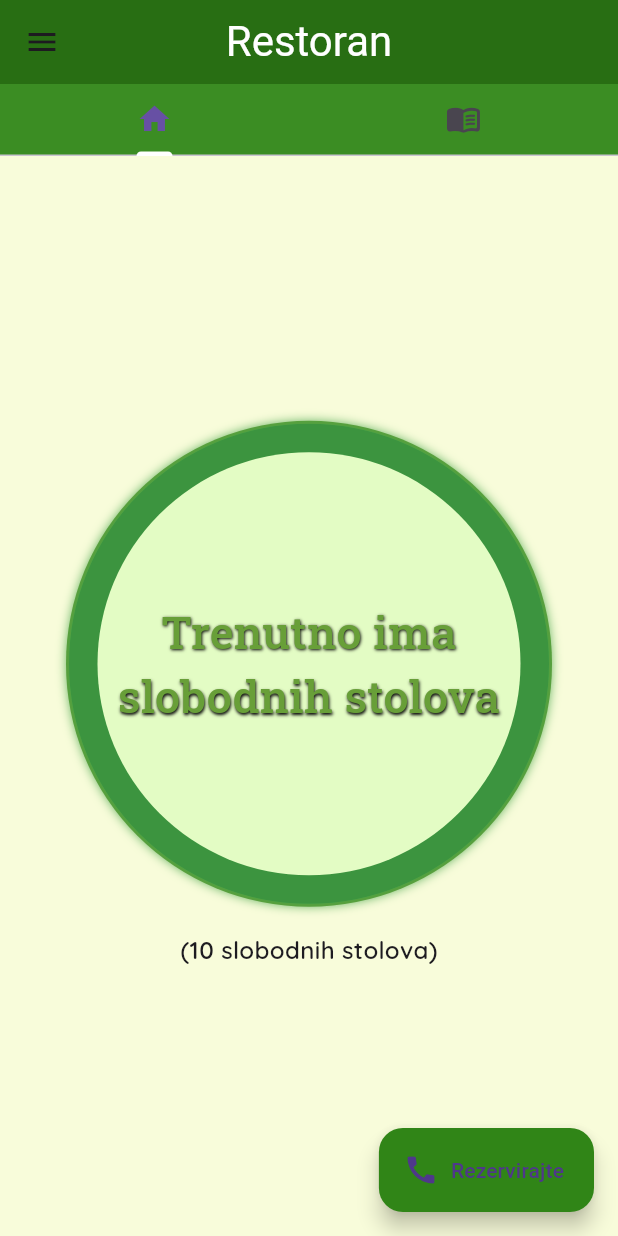
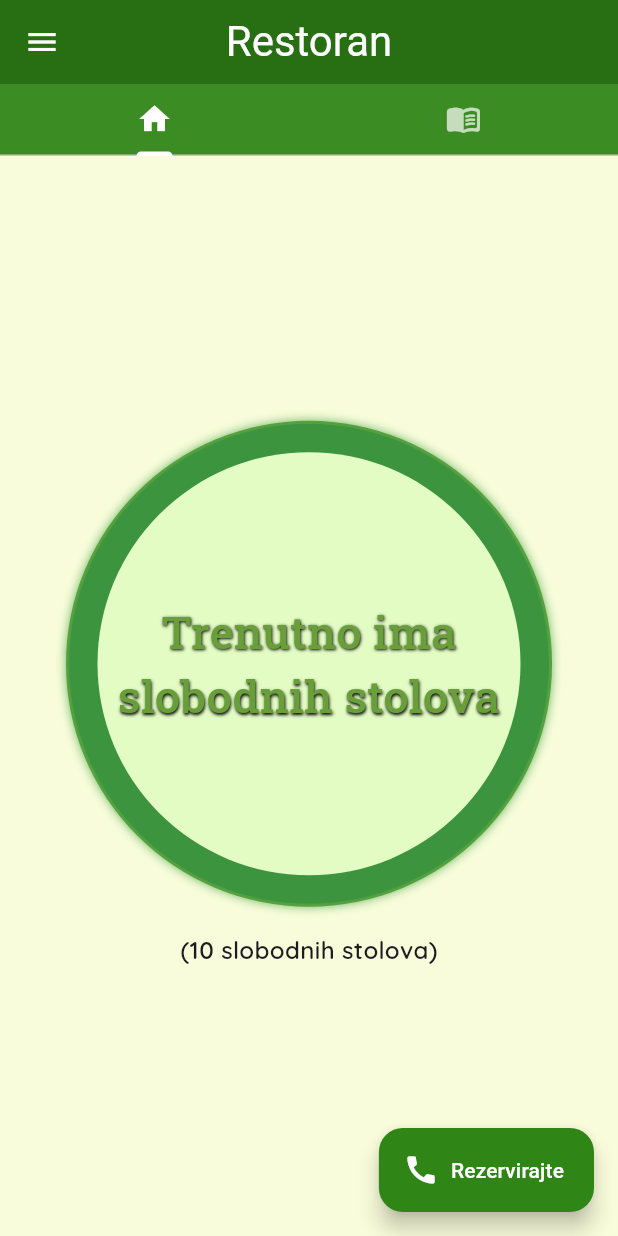
Before and after one commit to FilipSm19/restoranapp, a Flutter app: the screen it shows after launch, on a phone screen of 412 x 824 dp. Run offline on Flutter 3.47's test engine with Material 3 defaults, Android fonts, the phone set to English and light mode, and no system bars; drawn by our look-alikes of percent_indicator; our stand-ins replace cloud_firestore, dropdown_search, firebase_auth, firebase_core, google_fonts; accounts and stored records are empty.

Commit message:
added theme data changes

```diff
--- a/lib/main.dart
+++ b/lib/main.dart
@@ -19,6 +19,8 @@ class MyApp extends StatelessWidget {
         debugShowCheckedModeBanner: false,
         title: 'Restoran App',
         theme: ThemeData(
+            tabBarTheme: TabBarTheme(
+                labelColor: Colors.white, unselectedLabelColor: Colors.white70),
             progressIndicatorTheme: ProgressIndicatorThemeData(
                 color: Colors.lightGreen,
                 circularTrackColor: Colors.lightGreen.shade200,
@@ -26,14 +28,19 @@ class MyApp extends StatelessWidget {
             drawerTheme: const DrawerThemeData(
                 backgroundColor: Color.fromARGB(255, 248, 252, 218)),
             scaffoldBackgroundColor: const Color.fromARGB(255, 248, 252, 218),
-            appBarTheme:
-                const AppBarTheme(color: Color.fromARGB(255, 40, 110, 19)),
+            appBarTheme: const AppBarTheme(
+                foregroundColor: Colors.white,
+                color: Color.fromARGB(255, 40, 110, 19)),
             floatingActionButtonTheme: const FloatingActionButtonThemeData(
+                foregroundColor: Colors.white,
                 backgroundColor: Color.fromARGB(255, 48, 133, 23)),
             elevatedButtonTheme: ElevatedButtonThemeData(
                 style: ElevatedButton.styleFrom(
+                    foregroundColor: Colors.white,
                     backgroundColor: const Color.fromARGB(255, 48, 133, 23))),
-            buttonTheme: const ButtonThemeData(alignedDropdown: true)),
+            buttonTheme: const ButtonThemeData(
+              alignedDropdown: true,
+            )),
         home: const LoggedIn());
   }
 }
```
Also changed, not shown: pubspec.lock.
